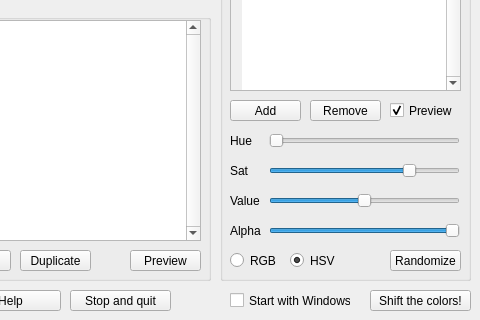
This is mainwindow.ui in elfakyn/ColorShifter-qt as Qt 5 draws it before an edit; both pictures show x 160 to 640 and y 160 to 480 of the 640 by 480 pixel window. The edited form follows.
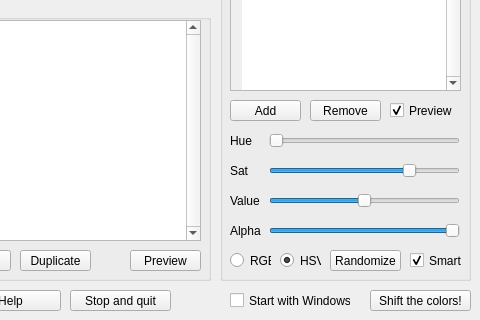
This is the edited form.

Commit message: Added smart randomizer checkbox

Diff of the .ui file:
```diff
--- a/mainwindow.ui
+++ b/mainwindow.ui
@@ -317,7 +317,7 @@
       <rect>
        <x>10</x>
        <y>400</y>
-       <width>51</width>
+       <width>41</width>
        <height>21</height>
       </rect>
      </property>
@@ -331,9 +331,9 @@
     <widget class="QRadioButton" name="hsvRadio">
      <property name="geometry">
       <rect>
-       <x>70</x>
+       <x>60</x>
        <y>400</y>
-       <width>51</width>
+       <width>41</width>
        <height>21</height>
       </rect>
      </property>
@@ -350,7 +350,7 @@
     <widget class="QPushButton" name="randomizeColorButton">
      <property name="geometry">
       <rect>
-       <x>170</x>
+       <x>110</x>
        <y>400</y>
        <width>71</width>
        <height>21</height>
@@ -360,6 +360,22 @@
       <string>Randomize</string>
      </property>
     </widget>
+    <widget class="QCheckBox" name="smartRandomizeCheckbox">
+     <property name="geometry">
+      <rect>
+       <x>190</x>
+       <y>400</y>
+       <width>61</width>
+       <height>21</height>
+      </rect>
+     </property>
+     <property name="text">
+      <string>Smart</string>
+     </property>
+     <property name="checked">
+      <bool>true</bool>
+     </property>
+    </widget>
    </widget>
    <widget class="QCheckBox" name="startWindowsCheckbox">
     <property name="geometry">
```
Left out of the diff: 2 changed lines with no effect on the pictures. The commit also changes 5 other files.
